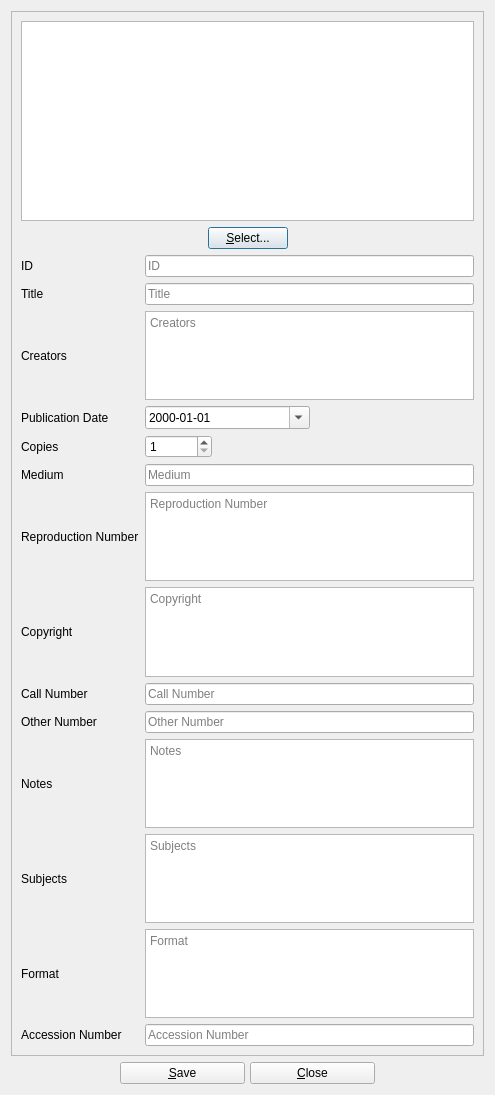
Qt form UI/biblioteq_photograph.ui (textbrowser/biblioteq) before a commit.
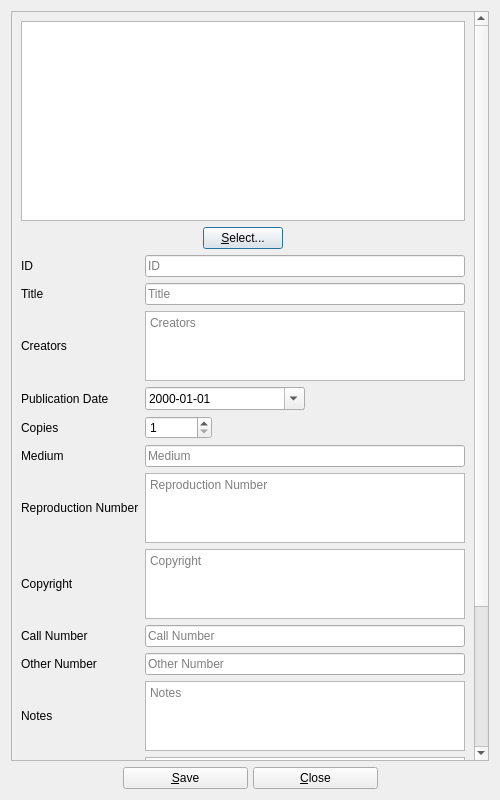
The same form after that commit. Icons and pictures are not drawn. Custom widgets are drawn as their Qt base class.

Diff of the .ui file:
```diff
--- a/UI/biblioteq_photograph.ui
+++ b/UI/biblioteq_photograph.ui
@@ -6,8 +6,8 @@
    <rect>
     <x>0</x>
     <y>0</y>
-    <width>495</width>
-    <height>1095</height>
+    <width>500</width>
+    <height>800</height>
    </rect>
   </property>
   <property name="windowTitle">
@@ -28,8 +28,8 @@
        <rect>
         <x>0</x>
         <y>0</y>
-        <width>475</width>
-        <height>1041</height>
+        <width>463</width>
+        <height>1122</height>
        </rect>
       </property>
       <layout class="QVBoxLayout" name="verticalLayout_3">
```
